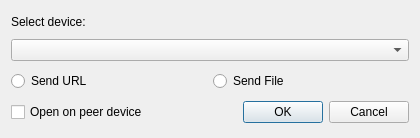
Qt form urlhandler/dialog.ui (KDE/kdeconnect-kde) before a commit.
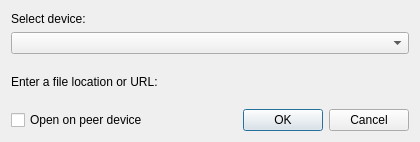
The same form after that commit.

Commit message: Simplify URL handler dialog

Diff of the .ui file:
```diff
--- a/urlhandler/dialog.ui
+++ b/urlhandler/dialog.ui
@@ -7,7 +7,7 @@
     <x>0</x>
     <y>0</y>
     <width>420</width>
-    <height>138</height>
+    <height>142</height>
    </rect>
   </property>
   <property name="sizePolicy">
@@ -18,66 +18,34 @@
   </property>
   <layout class="QVBoxLayout" name="verticalLayout">
    <item>
-    <layout class="QHBoxLayout" name="horizontalLayout">
+    <layout class="QVBoxLayout" name="devicePickerLayout">
      <item>
-      <widget class="QLabel" name="label">
-       <property name="sizePolicy">
-        <sizepolicy hsizetype="Preferred" vsizetype="Fixed">
-         <horstretch>0</horstretch>
-         <verstretch>0</verstretch>
-        </sizepolicy>
-       </property>
+      <widget class="QLabel" name="devicePickerLabel">
        <property name="text">
         <string>Select device:</string>
        </property>
-       <property name="alignment">
-        <set>Qt::AlignLeading|Qt::AlignLeft|Qt::AlignTop</set>
-       </property>
-       <property name="wordWrap">
-        <bool>true</bool>
-       </property>
       </widget>
      </item>
-    </layout>
-   </item>
-   <item>
-    <layout class="QHBoxLayout" name="horizontalLayout_4">
      <item>
       <widget class="QComboBox" name="devicePicker"/>
      </item>
     </layout>
    </item>
    <item>
-    <layout class="QHBoxLayout" name="horizontalLayout_2">
+    <layout class="QVBoxLayout" name="urlPickerLayout">
      <item>
-      <widget class="QRadioButton" name="sendUrlRadioButton">
+      <widget class="QLabel" name="urlPickerLabel">
        <property name="text">
-        <string>Send URL</string>
-       </property>
-      </widget>
-     </item>
-     <item>
-      <widget class="QRadioButton" name="sendFileRadioButton">
-       <property name="text">
-        <string>Send File</string>
+        <string>Enter a file location or URL:</string>
        </property>
       </widget>
      </item>
     </layout>
    </item>
    <item>
-    <layout class="QHBoxLayout" name="urlHorizontalLayout"/>
-   </item>
-   <item>
-    <layout class="QHBoxLayout" name="horizontalLayout_3">
+    <layout class="QHBoxLayout" name="buttonsLayout">
      <item>
       <widget class="QCheckBox" name="openOnPeerCheckBox">
-       <property name="sizePolicy">
-        <sizepolicy hsizetype="Minimum" vsizetype="Preferred">
-         <horstretch>0</horstretch>
-         <verstretch>0</verstretch>
-        </sizepolicy>
-       </property>
        <property name="text">
         <string>Open on peer device</string>
        </property>
```
Left out of the diff: 4 changed lines with no effect on the pictures. The commit also changes 1 other file.
